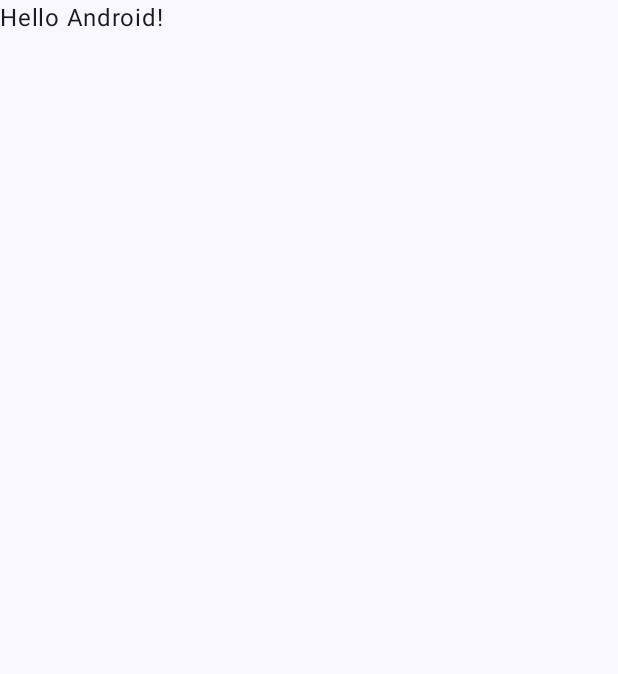
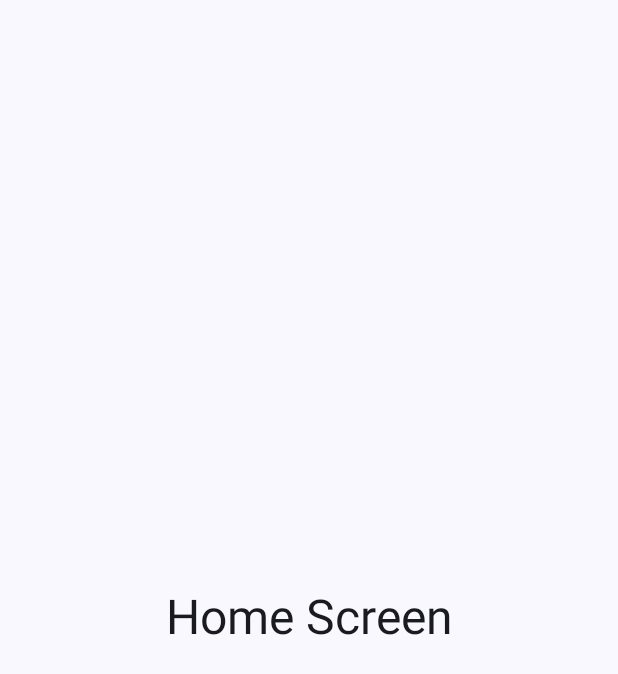
Before and after one commit to danielhoyosceldran/StackIt, an Android app built with Jetpack Compose: the screen it shows after launch (MainActivity), on a phone screen of 412 x 824 dp. Before the commit the part shown is almost empty. Shown: the top 674 px of the screen. Run offline under Robolectric (Android 15) with nearby library versions, the phone set to English and light mode, and no system bars.

Commit message:
hardcoded interpolation screens home and login

```diff
--- a/app/src/main/java/com/example/stackit/MainActivity.kt
+++ b/app/src/main/java/com/example/stackit/MainActivity.kt
@@ -3,27 +3,30 @@ package com.example.stackit
 import android.os.Bundle
 import androidx.activity.ComponentActivity
 import androidx.activity.compose.setContent
-import androidx.activity.enableEdgeToEdge
 import androidx.compose.foundation.layout.fillMaxSize
-import androidx.compose.foundation.layout.padding
-import androidx.compose.material3.Scaffold
-import androidx.compose.material3.Text
+import androidx.compose.material3.MaterialTheme
+import androidx.compose.material3.Surface
 import androidx.compose.runtime.Composable
 import androidx.compose.ui.Modifier
 import androidx.compose.ui.tooling.preview.Preview
+import com.example.stackit.ui.screens.HomeScreen
+import com.example.stackit.ui.screens.AuthScreen
 import com.example.stackit.ui.theme.StackItTheme
+import androidx.navigation.compose.composable
+import androidx.navigation.compose.rememberNavController
+import androidx.navigation.compose.NavHost
+
 
 class MainActivity : ComponentActivity() {
     override fun onCreate(savedInstanceState: Bundle?) {
         super.onCreate(savedInstanceState)
-        enableEdgeToEdge()
         setContent {
             StackItTheme {
-                Scaffold(modifier = Modifier.fillMaxSize()) { innerPadding ->
-                    Greeting(
-                        name = "Android",
-                        modifier = Modifier.padding(innerPadding)
-                    )
+                Surface(
+                    modifier = Modifier.fillMaxSize(),
+                    color = MaterialTheme.colorScheme.background
+                ) {
+                    MyNavigationGraph() // This is the main entry point for navigation
                 }
             }
         }
@@ -31,17 +34,34 @@ class MainActivity : ComponentActivity() {
 }
 
 @Composable
-fun Greeting(name: String, modifier: Modifier = Modifier) {
-    Text(
-        text = "Hello $name!",
-        modifier = modifier
-    )
+fun MyNavigationGraph() {
+    // Create a NavController. It manages app navigation state.
+    // `rememberNavController()` creates and remembers a NavController for the lifecycle of the Composable.
+    val navController = rememberNavController()
+
+    val ROUTE_AUTH = "auth_route" // Route for the authentication screen
+    val ROUTE_HOME = "home_route" // Route for the home screen
+
+    val startDestination = ROUTE_HOME
+
+    NavHost(
+        navController = navController,
+        startDestination = startDestination,
+        modifier = Modifier.fillMaxSize() // Make NavHost fill the available space
+    ) {
+        composable(ROUTE_AUTH) {
+            AuthScreen()
+        }
+        composable(ROUTE_HOME) {
+            HomeScreen()
+        }
+    }
 }
 
 @Preview(showBackground = true)
 @Composable
-fun GreetingPreview() {
+fun DefaultPreview() {
     StackItTheme {
-        Greeting("Android")
+        MyNavigationGraph() // Preview your navigation graph
     }
 }
--- /dev/null
+++ b/app/src/main/java/com/example/stackit/ui/screens/HomeScreen.kt
@@ -0,0 +1,38 @@
+package com.example.stackit.ui.screens
+
+import androidx.compose.foundation.layout.Arrangement
+import androidx.compose.foundation.layout.Column
+import androidx.compose.foundation.layout.fillMaxSize
+import androidx.compose.material3.MaterialTheme
+import androidx.compose.material3.Surface
+import androidx.compose.material3.Text
+import androidx.compose.runtime.Composable
+import androidx.compose.ui.Alignment
+import androidx.compose.ui.Modifier
+import androidx.compose.ui.tooling.preview.Preview
+import com.example.stackit.ui.theme.StackItTheme
+
+@Composable
+fun HomeScreen() {
+    Surface(
+        modifier = Modifier.fillMaxSize(),
+        color = MaterialTheme.colorScheme.background
+    ) {
+        Column(
+            modifier = Modifier.fillMaxSize(),
+            verticalArrangement = Arrangement.Center,
+            horizontalAlignment = Alignment.CenterHorizontally
+        ) {
+            // Display a simple text for the Home screen
+            Text(text = "Home Screen", style = MaterialTheme.typography.headlineLarge)
+        }
+    }
+}
+
+@Preview(showBackground = true)
+@Composable
+fun HomeScreenPreview() {
+    StackItTheme {
+        HomeScreen()
+    }
+}
```
Also changed, not shown: app/src/main/java/com/example/stackit/ui/screens/AuthScreen.kt (added, +41 -0 lines).
